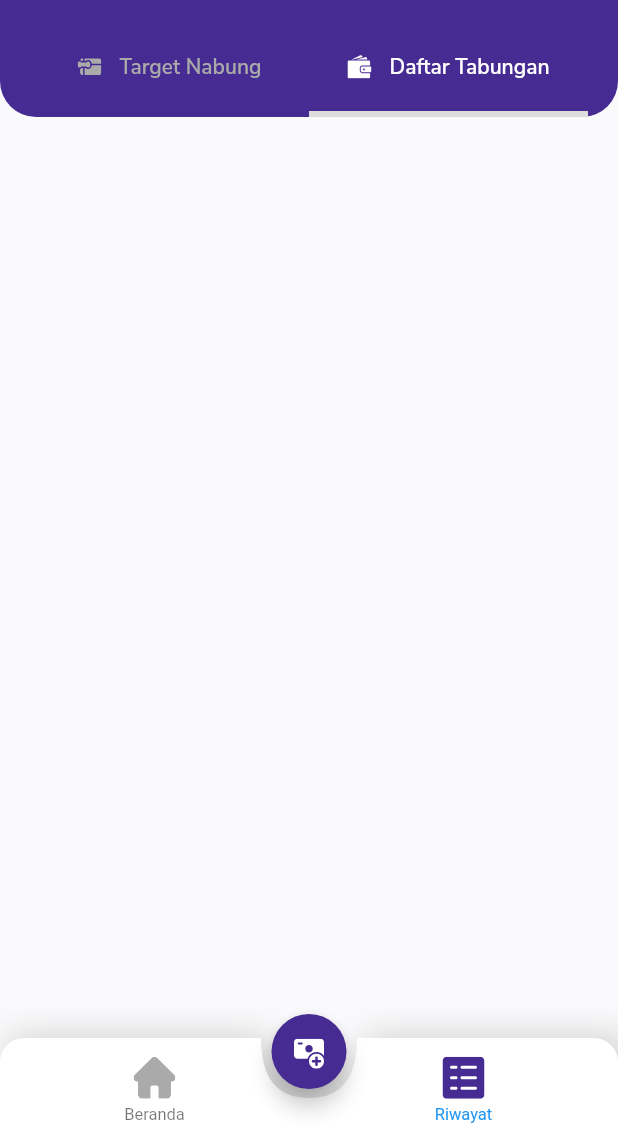
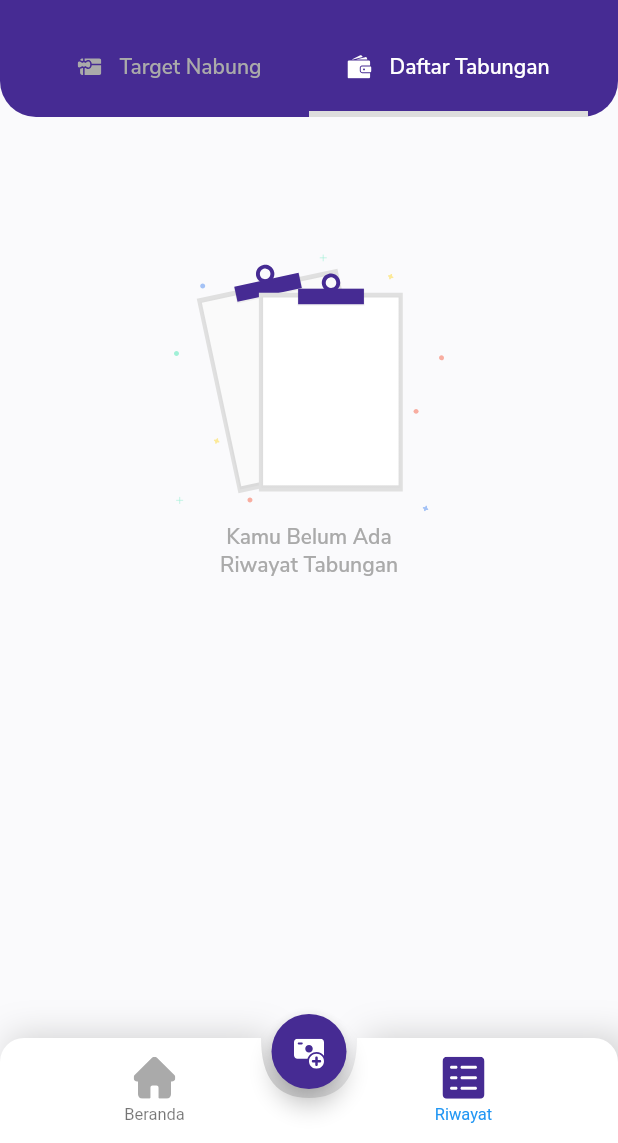
Before and after one commit to kinoarizu/Savana, a Flutter app: the screen it shows after launch, after a tap on "Lihat Semua", after a tap on "Daftar Tabungan", on a phone screen of 412 x 824 dp, the part 93-1236 px from its top. Run offline on Flutter 3.47's test engine with Material 2 defaults, Android fonts, the phone set to English and light mode, and no system bars; our stand-ins replace fl_chart, flutter_spinkit, flutter_svg, hive, hive_flutter, percent_indicator; accounts and stored records are empty; generated files the repository leaves out were written again.

Commit message:
100% release

```diff
--- a/lib/ui/screens/create_target_screen.dart
+++ b/lib/ui/screens/create_target_screen.dart
@@ -229,6 +229,7 @@ class _CreateTargetScreenState extends State<CreateTargetScreen> {
                                       context,
                                       MainScreen.routeName,
                                       (Route<dynamic> route) => false,
+                                      arguments: true,
                                     );
                                   } : null,
                                 ),
--- a/lib/ui/screens/history_view.dart
+++ b/lib/ui/screens/history_view.dart
@@ -20,12 +20,16 @@ class HistoryView extends StatelessWidget {
                 Column(
                   children: [
                     if(navigationProvider.isTargetTab) Container(
-                      height: (Hive.box<Target>('targets').values.length * 86).toDouble(),
+                      height: ((Hive.box<Target>('targets').values.isEmpty) ? 320 : Hive.box<Target>('targets').values.length * 86).toDouble(),
                       child: ValueListenableBuilder(
                         valueListenable: Hive.box<Target>('targets').listenable(),
                         builder: (context, Box<Target> box, _) {
                           if (box.values.isEmpty) {
                             return Center(
+                              child: Padding(
+                                padding: const EdgeInsets.only(
+                                  top: 80,
+                                ),
                                 child: Column(
                                   mainAxisAlignment: MainAxisAlignment.center,
                                   children: [
@@ -45,6 +49,7 @@ class HistoryView extends StatelessWidget {
                                       ),
                                     ),
                                   ],
+                                ),
                               ),
                             );
                           }
@@ -90,12 +95,16 @@ class HistoryView extends StatelessWidget {
                         }
                       ),
                     ) else Container(
-                      height: (Hive.box<History>('histories').values.length * 86).toDouble(),
+                      height: ((Hive.box<History>('histories').values.isEmpty) ? 320 : Hive.box<History>('histories').values.length * 86).toDouble(),
                       child: ValueListenableBuilder(
                         valueListenable: Hive.box<History>('histories').listenable(),
                         builder: (context, Box<History> box, _) {
                           if (box.values.isEmpty) {
                             return Center(
+                              child: Padding(
+                                padding: const EdgeInsets.only(
+                                  top: 80,
+                                ),
                                 child: Column(
                                   mainAxisAlignment: MainAxisAlignment.center,
                                   children: [
@@ -115,6 +124,7 @@ class HistoryView extends StatelessWidget {
                                       ),
                                     ),
                                   ],
+                                ),
                               ),
                             );
                           }
--- a/lib/ui/screens/home_view.dart
+++ b/lib/ui/screens/home_view.dart
@@ -106,16 +106,15 @@ class HomeView extends StatelessWidget {
                         width: 60,
                         height: 60,
                         child: FloatingActionButton(
+                          elevation: 0,
                           heroTag: "btn_summary",
-                          backgroundColor: baseColor,
+                          backgroundColor: greyColor,
                           child: SvgPicture.asset(
                             "assets/svg/ic_chart.svg",
                             width: 24,
                             height: 24,
                           ),
-                          onPressed: () {
-                            Navigator.pushNamed(context, SummaryScreen.routeName);
-                          },
+                          onPressed: null,
                         ),
                       ),
                     ],
@@ -249,7 +248,7 @@ class HomeView extends StatelessWidget {
                   ],
                 ),
                 Container(
-                  height: ((Hive.box<Target>('targets').values.isEmpty) ? 220 : Hive.box<Target>('targets').values.length * 86 - 16).toDouble(),
+                  height: ((Hive.box<History>('histories').values.isEmpty) ? 220 : Hive.box<History>('histories').values.length * 86 - 16).toDouble(),
                   child: ValueListenableBuilder(
                     valueListenable: Hive.box<History>('histories').listenable(),
                     builder: (context, Box<History> box, _) {
--- a/lib/ui/screens/screens.dart
+++ b/lib/ui/screens/screens.dart
@@ -5,7 +5,6 @@ import 'package:provider/provider.dart';
 import 'package:savana/common/theme/theme.dart';
 import 'package:flutter_svg/flutter_svg.dart';
 import 'package:savana/common/utils/utils.dart';
-import 'package:savana/models/models.dart';
 import 'package:savana/provider/provider.dart';
 import 'package:savana/ui/widgets/widgets.dart';
 import 'package:fl_chart/fl_chart.dart';
--- a/lib/ui/widgets/custom_text_field.dart
+++ b/lib/ui/widgets/custom_text_field.dart
@@ -33,7 +33,7 @@ class CustomTextField extends StatelessWidget {
           children: [
             Text(
               labelText,
-              style: semiBoldBaseFont.copyWith(fontSize: 14),
+              style: boldBaseFont.copyWith(fontSize: 14),
             ),
             if (errorValidation != null)
               Text(
@@ -54,6 +54,7 @@ class CustomTextField extends StatelessWidget {
           keyboardType: keyboardType,
           style: semiBoldBaseFont.copyWith(
             fontSize: 14,
+            color: Color(0xFF111111),
           ),
           maxLines: (maxLines != null) ? maxLines : 1,
           onChanged: onChanged,
--- a/pubspec.yaml
+++ b/pubspec.yaml
@@ -28,7 +28,6 @@ dependencies:
   # Use with the CupertinoIcons class for iOS style icons.
   cupertino_icons: ^0.1.3
   fl_chart: ^0.11.1
-  flushbar: ^1.10.4
   flutter_native_splash: ^0.1.9
   flutter_spinkit: "^4.1.2"
   flutter_svg: 0.19.0
```
Also changed, not shown: lib/ui/widgets/custom_dropdown_field.dart (+5 -2 lines), pubspec.lock, 9 other files. Lines whose indentation alone changed are shown as unchanged.
